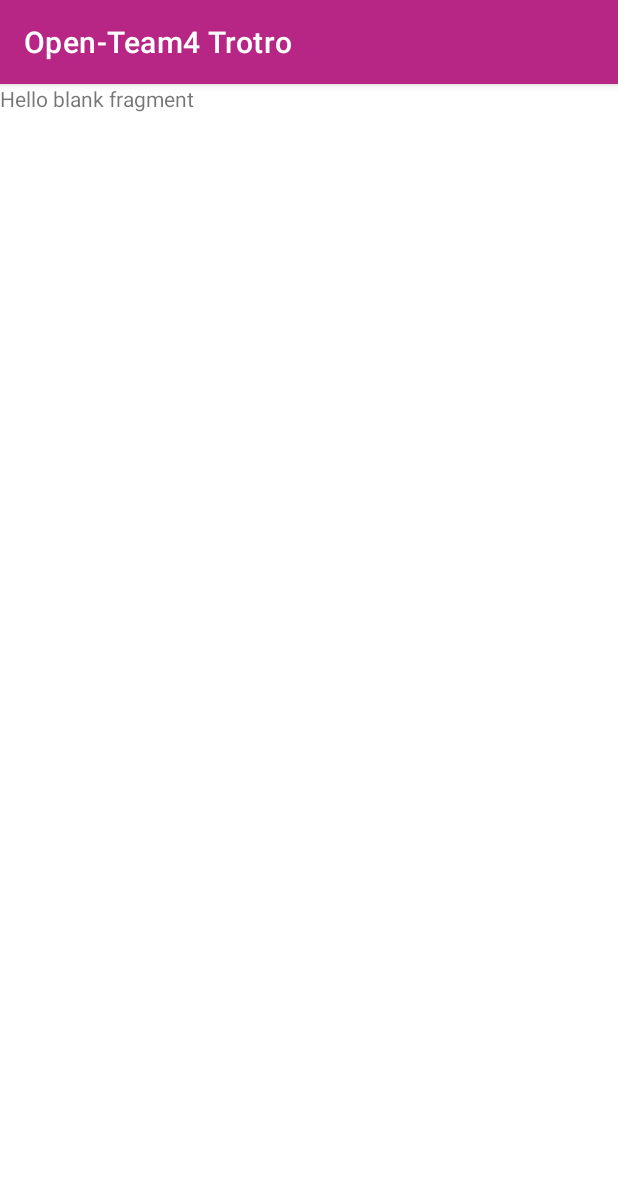
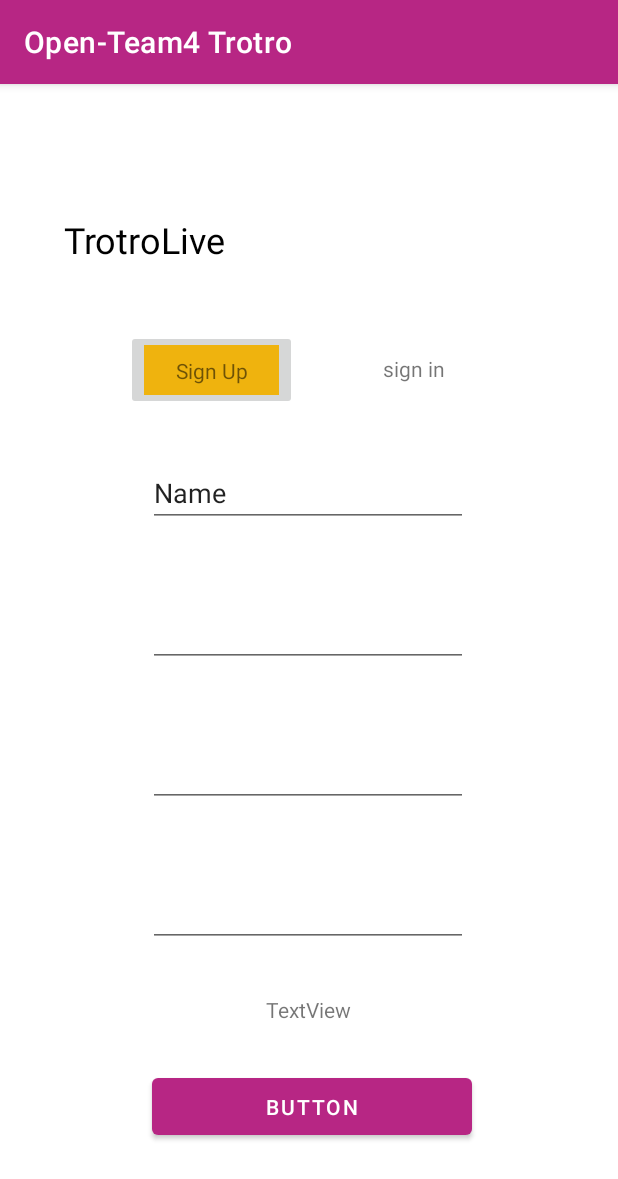
Before and after one commit to 404SolutionsGH/Open-Team4-AndroidApp, an Android app: the RegisterFragment screen opened through its navigation route, on a phone screen of 412 x 824 dp. Shown: the top 1179 px of the screen. Run offline under Robolectric (Android 15) with nearby library versions, the phone set to English and light mode, and no system bars.

Commit message:
Register page going well. Needs to prune

```diff
--- a/app/build.gradle
+++ b/app/build.gradle
@@ -1,6 +1,7 @@
 plugins {
     id 'com.android.application'
     id 'org.jetbrains.kotlin.android'
+    id "androidx.navigation.safeargs.kotlin"
 }
 
 android {
@@ -37,21 +38,26 @@ android {
 }
 
 dependencies {
+    //    Splash Screen API Dependency
+    implementation 'androidx.core:core-splashscreen:1.0.0'
 
+    // viewPager2 dependency
+    implementation "androidx.viewpager2:viewpager2:1.0.0"
 
+    //fragment navigation dependencies
+    def nav_version = "2.5.2"
+    implementation("androidx.navigation:navigation-fragment-ktx:$nav_version")
+    implementation("androidx.navigation:navigation-ui-ktx:$nav_version")
 
-
+    // Lifecycle components
+    implementation 'androidx.lifecycle:lifecycle-livedata-ktx:2.5.1'
+    implementation 'androidx.lifecycle:lifecycle-viewmodel-ktx:2.5.1'
 
     implementation 'androidx.core:core-ktx:1.7.0'
     implementation 'androidx.appcompat:appcompat:1.5.1'
     implementation 'com.google.android.material:material:1.7.0'
     implementation 'androidx.constraintlayout:constraintlayout:2.1.4'
-    implementation 'androidx.navigation:navigation-fragment-ktx:2.5.3'
-    implementation 'androidx.navigation:navigation-ui-ktx:2.5.3'
     testImplementation 'junit:junit:4.13.2'
     androidTestImplementation 'androidx.test.ext:junit:1.1.3'
     androidTestImplementation 'androidx.test.espresso:espresso-core:3.4.0'
-
-
-
 }
--- a/app/src/main/java/com/koose/open_team4androidapp/LoginFragment.kt
+++ b/app/src/main/java/com/koose/open_team4androidapp/LoginFragment.kt
@@ -1,22 +1,45 @@
 package com.koose.open_team4androidapp
 
 import android.os.Bundle
-import androidx.fragment.app.Fragment
 import android.view.LayoutInflater
 import android.view.View
 import android.view.ViewGroup
+import androidx.fragment.app.Fragment
+import androidx.navigation.fragment.findNavController
+import com.koose.open_team4androidapp.databinding.FragmentLoginBinding
 
 
 class LoginFragment : Fragment() {
 
+
+    private lateinit var loginBinding: FragmentLoginBinding
 
 
     override fun onCreateView(
         inflater: LayoutInflater, container: ViewGroup?,
         savedInstanceState: Bundle?
     ): View? {
-        // Inflate the layout for this fragment
-        return inflater.inflate(R.layout.fragment_login, container, false)
+        //inflate the layout for this fragment
+        loginBinding = FragmentLoginBinding.inflate(inflater, container, false)
+
+        loginBinding.signupText.setOnClickListener {
+            onClick()
+        }
+
+        return loginBinding.root
+
+    }
+
+    private fun onClick() {
+        findNavController().navigate(
+            LoginFragmentDirections.actionLoginFragmentToRegisterFragment()
+        )
+    }
+
+
+    override fun onDestroyView() {
+        super.onDestroyView()
+        loginBinding
     }
 
 
--- a/app/src/main/res/layout/fragment_login.xml
+++ b/app/src/main/res/layout/fragment_login.xml
@@ -19,28 +19,18 @@
         app:layout_constraintStart_toStartOf="parent"
         app:layout_constraintTop_toTopOf="parent" />
 
-    <Button
-        android:id="@+id/login"
-        android:layout_width="wrap_content"
-        android:layout_height="wrap_content"
-        android:layout_marginStart="70dp"
-        android:layout_marginTop="120dp"
-        android:background="@drawable/rectangle_3"
-        android:text="@string/login"
-        app:layout_constraintStart_toStartOf="parent"
-        app:layout_constraintTop_toBottomOf="@+id/trotroTitle" />
 
     <TextView
         android:id="@+id/signupText"
         android:layout_width="wrap_content"
         android:layout_height="wrap_content"
-        android:layout_marginStart="80dp"
-        android:layout_marginTop="256dp"
+        android:layout_marginTop="216dp"
+        android:layout_marginEnd="116dp"
         android:text="@string/sign_up"
         android:textColor="@color/black"
         app:layout_constraintEnd_toEndOf="parent"
-        app:layout_constraintHorizontal_bias="0.0"
-        app:layout_constraintStart_toEndOf="@+id/login"
+        app:layout_constraintHorizontal_bias="1.0"
+        app:layout_constraintStart_toEndOf="@+id/imageView"
         app:layout_constraintTop_toTopOf="parent" />
 
     <EditText
@@ -136,5 +126,26 @@
         app:layout_constraintStart_toStartOf="@+id/loginButton"
         app:layout_constraintTop_toBottomOf="@+id/loginButton" />
 
+    <ImageView
+        android:id="@+id/imageView"
+        android:layout_width="wrap_content"
+        android:layout_height="wrap_content"
+        android:layout_marginStart="100dp"
+        android:layout_marginTop="96dp"
+        android:textAlignment="center"
+        android:src="@drawable/rectangle_3"
+        app:layout_constraintStart_toStartOf="parent"
+        app:layout_constraintTop_toBottomOf="@+id/trotroTitle" />
+
+    <TextView
+        android:id="@+id/textView3"
+        android:layout_width="wrap_content"
+        android:layout_height="wrap_content"
+        android:text="@string/login"
+        app:layout_constraintBottom_toBottomOf="@+id/imageView"
+        app:layout_constraintEnd_toEndOf="@+id/imageView"
+        app:layout_constraintStart_toStartOf="@+id/imageView"
+        app:layout_constraintTop_toTopOf="@+id/imageView" />
+
 
 </androidx.constraintlayout.widget.ConstraintLayout>
--- a/app/src/main/res/layout/fragment_register.xml
+++ b/app/src/main/res/layout/fragment_register.xml
@@ -1,14 +1,128 @@
 <?xml version="1.0" encoding="utf-8"?>
-<FrameLayout xmlns:android="http://schemas.android.com/apk/res/android"
+<androidx.constraintlayout.widget.ConstraintLayout xmlns:android="http://schemas.android.com/apk/res/android"
+    xmlns:app="http://schemas.android.com/apk/res-auto"
     xmlns:tools="http://schemas.android.com/tools"
     android:layout_width="match_parent"
     android:layout_height="match_parent"
-    tools:context=".RegisterFragment">
+    tools:context=".RegisterFragment"
+    tools:layout_editor_absoluteX="-62dp"
+    tools:layout_editor_absoluteY="1dp">
 
-    <!-- TODO: Update blank fragment layout -->
     <TextView
-        android:layout_width="match_parent"
-        android:layout_height="match_parent"
-        android:text="@string/hello_blank_fragment" />
+        android:id="@+id/trotroTitle"
+        android:layout_width="wrap_content"
+        android:layout_height="wrap_content"
+        android:layout_marginStart="19dp"
+        android:layout_marginTop="87dp"
+        android:layout_marginEnd="239dp"
+        android:text="@string/trotrolive"
+        android:textAppearance="@style/trotrolive"
+        app:layout_constraintEnd_toEndOf="parent"
+        app:layout_constraintStart_toStartOf="parent"
+        app:layout_constraintTop_toTopOf="parent" />
 
-</FrameLayout>
+    <EditText
+        android:id="@+id/editTextTextPersonName"
+        android:layout_width="wrap_content"
+        android:layout_height="wrap_content"
+        android:layout_marginTop="44dp"
+        android:ems="10"
+        android:inputType="textPersonName"
+        android:text="Name"
+        app:layout_constraintEnd_toEndOf="parent"
+        app:layout_constraintHorizontal_bias="0.497"
+        app:layout_constraintStart_toStartOf="parent"
+        app:layout_constraintTop_toBottomOf="@+id/textView5" />
+
+    <EditText
+        android:id="@+id/editTextTextEmailAddress"
+        android:layout_width="wrap_content"
+        android:layout_height="wrap_content"
+        android:layout_marginTop="48dp"
+        android:ems="10"
+        android:inputType="textEmailAddress"
+        app:layout_constraintEnd_toEndOf="@+id/editTextTextPersonName"
+        app:layout_constraintHorizontal_bias="0.0"
+        app:layout_constraintStart_toStartOf="@+id/editTextTextPersonName"
+        app:layout_constraintTop_toBottomOf="@+id/editTextTextPersonName" />
+
+    <EditText
+        android:id="@+id/editTextPhone"
+        android:layout_width="wrap_content"
+        android:layout_height="wrap_content"
+        android:layout_marginTop="48dp"
+        android:ems="10"
+        android:inputType="phone"
+        app:layout_constraintEnd_toEndOf="@+id/editTextTextEmailAddress"
+        app:layout_constraintHorizontal_bias="0.0"
+        app:layout_constraintStart_toStartOf="@+id/editTextTextEmailAddress"
+        app:layout_constraintTop_toBottomOf="@+id/editTextTextEmailAddress" />
+
+    <EditText
+        android:id="@+id/editTextNumberPassword"
+        android:layout_width="wrap_content"
+        android:layout_height="45dp"
+        android:layout_marginTop="48dp"
+        android:ems="10"
+        android:inputType="numberPassword"
+        app:layout_constraintEnd_toEndOf="@+id/editTextPhone"
+        app:layout_constraintHorizontal_bias="0.0"
+        app:layout_constraintStart_toStartOf="@+id/editTextPhone"
+        app:layout_constraintTop_toBottomOf="@+id/editTextPhone" />
+
+    <Button
+        android:id="@+id/button2"
+        android:layout_width="213dp"
+        android:layout_height="50dp"
+        android:layout_marginTop="30dp"
+        android:text="Button"
+        app:layout_constraintEnd_toEndOf="parent"
+        app:layout_constraintHorizontal_bias="0.51"
+        app:layout_constraintStart_toStartOf="parent"
+        app:layout_constraintTop_toBottomOf="@+id/textView2" />
+
+    <TextView
+        android:id="@+id/textView2"
+        android:layout_width="wrap_content"
+        android:layout_height="wrap_content"
+        android:layout_marginTop="32dp"
+        android:text="TextView"
+        app:layout_constraintBottom_toTopOf="@+id/button2"
+        app:layout_constraintEnd_toEndOf="@+id/editTextNumberPassword"
+        app:layout_constraintStart_toStartOf="@+id/editTextNumberPassword"
+        app:layout_constraintTop_toBottomOf="@+id/editTextNumberPassword"
+        app:layout_constraintVertical_bias="0.0" />
+
+    <ImageButton
+        android:id="@+id/imageButton"
+        android:layout_width="wrap_content"
+        android:layout_height="wrap_content"
+        android:layout_marginStart="84dp"
+        android:layout_marginTop="44dp"
+        android:src="@drawable/rectangle_3"
+        app:layout_constraintStart_toStartOf="parent"
+        app:layout_constraintTop_toBottomOf="@+id/trotroTitle" />
+
+    <TextView
+        android:id="@+id/textView4"
+        android:layout_width="wrap_content"
+        android:layout_height="wrap_content"
+        android:text="@string/sign_up"
+        app:layout_constraintBottom_toBottomOf="@+id/imageButton"
+        app:layout_constraintEnd_toEndOf="@+id/imageButton"
+        app:layout_constraintStart_toStartOf="@+id/imageButton"
+        app:layout_constraintTop_toTopOf="@+id/imageButton" />
+
+    <TextView
+        android:id="@+id/textView5"
+        android:layout_width="74dp"
+        android:layout_height="26dp"
+        android:layout_marginTop="60dp"
+        android:text="sign in"
+        app:layout_constraintEnd_toEndOf="parent"
+        app:layout_constraintHorizontal_bias="0.41"
+        app:layout_constraintStart_toEndOf="@+id/imageButton"
+        app:layout_constraintTop_toBottomOf="@+id/trotroTitle" />
+
+
+</androidx.constraintlayout.widget.ConstraintLayout>
--- a/app/src/main/res/navigation/nav_graph.xml
+++ b/app/src/main/res/navigation/nav_graph.xml
@@ -18,5 +18,9 @@
         android:id="@+id/registerFragment"
         android:name="com.koose.open_team4androidapp.RegisterFragment"
         android:label="fragment_register"
-        tools:layout="@layout/fragment_register" />
+        tools:layout="@layout/fragment_register" >
+        <action
+            android:id="@+id/action_registerFragment_to_loginFragment"
+            app:destination="@id/loginFragment" />
+    </fragment>
 </navigation>
--- a/build.gradle
+++ b/build.gradle
@@ -1,6 +1,20 @@
 // Top-level build file where you can add configuration options common to all sub-projects/modules.
+buildscript {
+    repositories {
+        google()
+    }
+
+    dependencies {
+        def nav_version = "2.5.2"
+        classpath("androidx.navigation:navigation-safe-args-gradle-plugin:$nav_version")
+    }
+}
 plugins {
     id 'com.android.application' version '7.3.0' apply false
     id 'com.android.library' version '7.3.0' apply false
     id 'org.jetbrains.kotlin.android' version '1.7.10' apply false
 }
+
+task clean(type: Delete) {
+    delete rootProject.buildDir
+}
```
